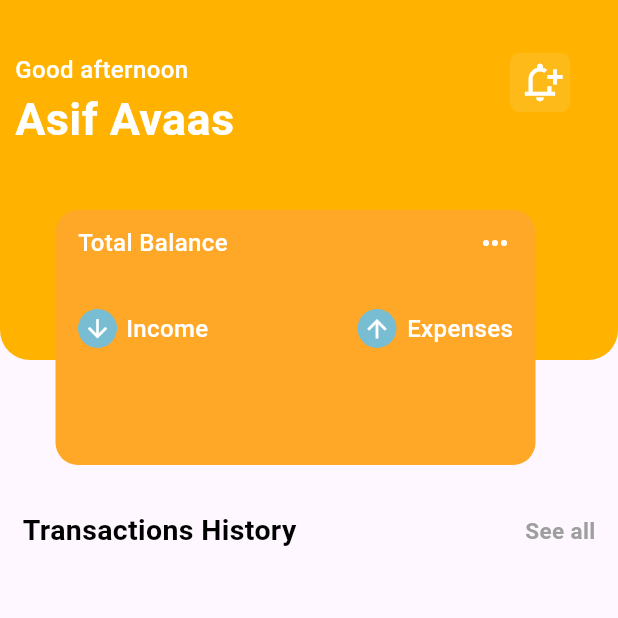
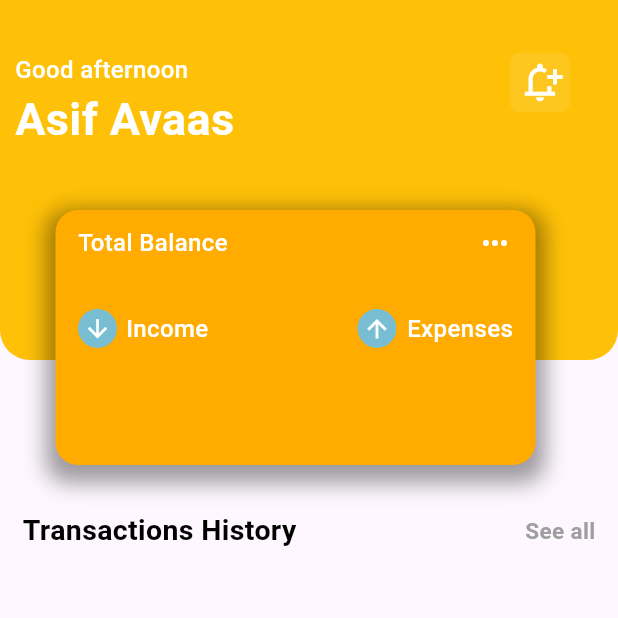
Before and after one commit to 52ndSymphony/CoinCare, a Flutter app: the Home screen opened directly, on a phone screen of 412 x 824 dp, the top half of it. Run offline on Flutter 3.47's test engine with Material 3 defaults, Android fonts, the phone set to English and light mode, and no system bars; our stand-ins replace animated_splash_screen, firebase_auth, firebase_core; accounts and stored records are empty.

Commit message:
front page modified

```diff
--- a/lib/front.dart
+++ b/lib/front.dart
@@ -82,7 +82,7 @@ Widget _head() {
             width: double.infinity,
             height: 240,
             decoration: BoxDecoration(
-              color: Colors.amber[600],
+              color: Colors.amber,
               borderRadius: BorderRadius.only(
                 bottomLeft: Radius.circular(20),
                 bottomRight: Radius.circular(20),
@@ -143,8 +143,15 @@ Widget _head() {
           height: 170,
           width: 320,
           decoration: BoxDecoration(
-
-            color: Colors.orange[400],
+            boxShadow: const [
+              BoxShadow(
+                color: Colors.black38,
+                offset: Offset(0, 6),
+                blurRadius: 12,
+                spreadRadius: 6,
+              ),
+            ],
+            color: Colors.amberAccent[700],
             borderRadius: BorderRadius.circular(15),
           ),
           child: Column(
```
